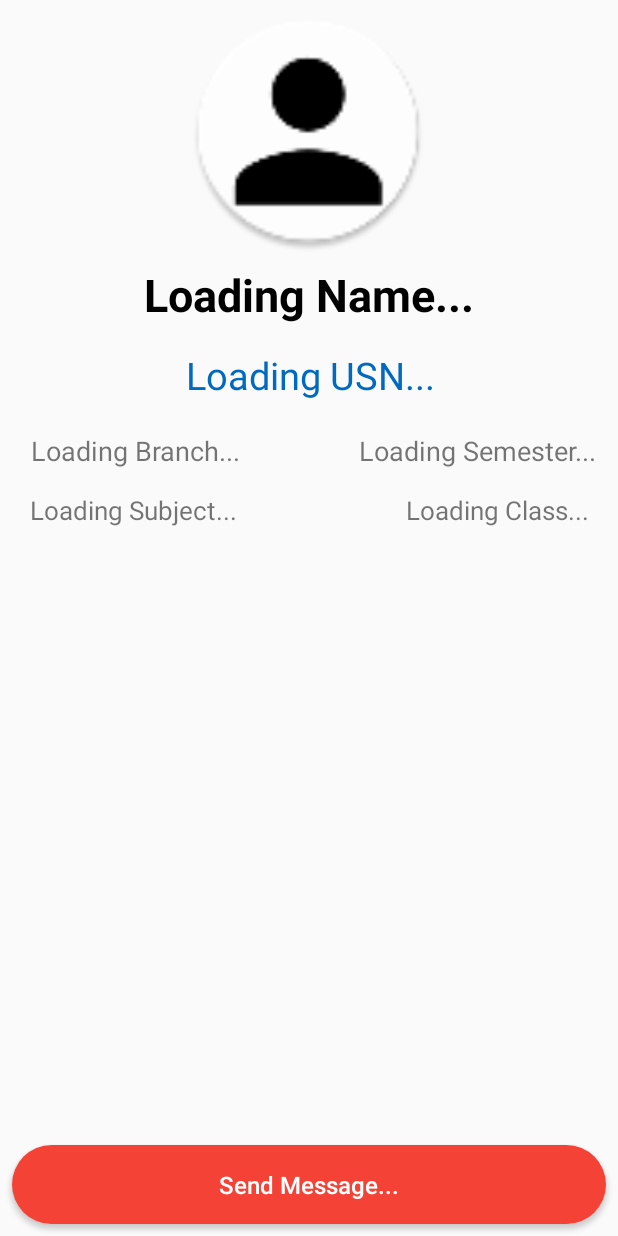
After one commit to pradyotprksh/NewAttendanceAppFaculty, an Android app: the StudentStatus screen opened directly, with no data from a screen before it, on a phone screen of 412 x 824 dp. The commit adds this screen. Run offline under Robolectric (Android 15) with nearby library versions, the phone set to English and light mode, and no system bars; our stand-ins replace CircleImageView, Firebase (no records; nobody signed in at launch, a user with empty details on screens opened directly).

Commit message:
Student Status Work Started

```diff
--- a/app/src/main/AndroidManifest.xml
+++ b/app/src/main/AndroidManifest.xml
@@ -54,6 +54,7 @@
         <activity
             android:name=".StudentAttendanceList"
             android:screenOrientation="portrait" />
+        <activity android:name=".StudentStatus"></activity>
     </application>
 
 </manifest>
--- /dev/null
+++ b/app/src/main/java/com/application/pradyotprakash/newattendanceappfaculty/StudentStatus.java
@@ -0,0 +1,82 @@
+package com.application.pradyotprakash.newattendanceappfaculty;
+
+import android.net.Uri;
+import android.support.annotation.NonNull;
+import android.support.v7.app.AppCompatActivity;
+import android.os.Bundle;
+import android.widget.Button;
+import android.widget.TextView;
+import android.widget.Toast;
+
+import com.bumptech.glide.Glide;
+import com.bumptech.glide.request.RequestOptions;
+import com.google.android.gms.tasks.OnCompleteListener;
+import com.google.android.gms.tasks.Task;
+import com.google.firebase.firestore.DocumentSnapshot;
+import com.google.firebase.firestore.FirebaseFirestore;
+
+import de.hdodenhof.circleimageview.CircleImageView;
+
+public class StudentStatus extends AppCompatActivity {
+
+    private String subject, studentid, name;
+    private CircleImageView studentImage;
+    private TextView studentName, studentUsn, studentBranch, studentSemester, studentClass, studentSubject;
+    private FirebaseFirestore studentInformationFirestore;
+    private Uri studentImageURI = null;
+    private Button sendMessage;
+
+    @Override
+    protected void onCreate(Bundle savedInstanceState) {
+        super.onCreate(savedInstanceState);
+        setContentView(R.layout.activity_student_status);
+        subject = getIntent().getStringExtra("subject");
+        studentid = getIntent().getStringExtra("studentid");
+        studentImage = findViewById(R.id.student_image);
+        studentName = findViewById(R.id.student_name);
+        studentUsn = findViewById(R.id.student_usn);
+        studentBranch = findViewById(R.id.student_branch);
+        studentSemester = findViewById(R.id.student_semester);
+        studentClass = findViewById(R.id.student_class);
+        sendMessage = findViewById(R.id.send_message);
+        studentSubject = findViewById(R.id.student_subject);
+        studentInformationFirestore = FirebaseFirestore.getInstance();
+        studentInformationFirestore
+                .collection("Student")
+                .document(studentid)
+                .get().addOnCompleteListener(new OnCompleteListener<DocumentSnapshot>() {
+            @Override
+            public void onComplete(@NonNull Task<DocumentSnapshot> task) {
+                if (task.isSuccessful()) {
+                    if (task.getResult().exists()) {
+                        name = task.getResult().getString("name");
+                        String usn = task.getResult().getString("usn");
+                        String branch = task.getResult().getString("branch");
+                        String className = task.getResult().getString("className");
+                        String semester = task.getResult().getString("semester");
+                        String image = task.getResult().getString("image");
+                        studentImageURI = Uri.parse(image);
+                        studentName.setText(name);
+                        studentUsn.setText(usn);
+                        studentBranch.setText(branch);
+                        studentSemester.setText(semester);
+                        studentClass.setText(className);
+                        studentSubject.setText(subject);
+                        RequestOptions placeHolderRequest = new RequestOptions();
+                        placeHolderRequest.placeholder(R.mipmap.default_profile_picture);
+                        try {
+                            Glide.with(StudentStatus.this).setDefaultRequestOptions(placeHolderRequest).load(image).into(studentImage);
+                        } catch (Exception e) {
+                            Toast.makeText(StudentStatus.this, "...", Toast.LENGTH_SHORT).show();
+                        }
+                    } else {
+                        Toast.makeText(StudentStatus.this, "Ask The Student To Fill In The Details.", Toast.LENGTH_SHORT).show();
+                    }
+                } else {
+                    String retrieving_error = task.getException().getMessage();
+                    Toast.makeText(StudentStatus.this, "Error: " + retrieving_error, Toast.LENGTH_SHORT).show();
+                }
+            }
+        });
+    }
+}
--- /dev/null
+++ b/app/src/main/res/drawable-xhdpi/button_layout_background.xml
@@ -0,0 +1,7 @@
+<?xml version="1.0" encoding="utf-8"?>
+<shape xmlns:android="http://schemas.android.com/apk/res/android">
+
+    <solid android:color="@color/colorAccent" />
+    <corners android:radius="30dp" />
+
+</shape>
--- /dev/null
+++ b/app/src/main/res/layout/activity_student_status.xml
@@ -0,0 +1,133 @@
+<?xml version="1.0" encoding="utf-8"?>
+<android.support.constraint.ConstraintLayout xmlns:android="http://schemas.android.com/apk/res/android"
+    xmlns:app="http://schemas.android.com/apk/res-auto"
+    xmlns:tools="http://schemas.android.com/tools"
+    android:layout_width="match_parent"
+    android:layout_height="match_parent"
+    tools:context="com.application.pradyotprakash.newattendanceappfaculty.StudentStatus">
+
+    <de.hdodenhof.circleimageview.CircleImageView
+        android:id="@+id/student_image"
+        android:layout_width="160dp"
+        android:layout_height="160dp"
+        android:layout_marginEnd="8dp"
+        android:layout_marginStart="8dp"
+        android:layout_marginTop="8dp"
+        android:src="@mipmap/default_profile_picture"
+        app:layout_constraintEnd_toEndOf="parent"
+        app:layout_constraintStart_toStartOf="parent"
+        app:layout_constraintTop_toTopOf="parent" />
+
+    <TextView
+        android:id="@+id/student_name"
+        android:layout_width="wrap_content"
+        android:layout_height="wrap_content"
+        android:layout_marginEnd="8dp"
+        android:layout_marginStart="8dp"
+        android:layout_marginTop="8dp"
+        android:text="@string/loading_name"
+        android:textColor="@android:color/black"
+        android:textSize="30sp"
+        android:textStyle="bold"
+        app:layout_constraintEnd_toEndOf="parent"
+        app:layout_constraintStart_toStartOf="parent"
+        app:layout_constraintTop_toBottomOf="@+id/student_image" />
+
+    <TextView
+        android:id="@+id/student_usn"
+        android:layout_width="wrap_content"
+        android:layout_height="wrap_content"
+        android:layout_marginEnd="8dp"
+        android:layout_marginStart="8dp"
+        android:layout_marginTop="16dp"
+        android:text="@string/loading_usn"
+        android:textColor="@color/colorPrimaryDark"
+        android:textSize="25sp"
+        android:textStyle="normal"
+        app:layout_constraintEnd_toEndOf="parent"
+        app:layout_constraintHorizontal_bias="0.503"
+        app:layout_constraintStart_toStartOf="parent"
+        app:layout_constraintTop_toBottomOf="@+id/student_name" />
+
+    <TextView
+        android:id="@+id/student_branch"
+        android:layout_width="wrap_content"
+        android:layout_height="wrap_content"
+        android:layout_marginEnd="8dp"
+        android:layout_marginStart="2dp"
+        android:layout_marginTop="288dp"
+        android:text="@string/loading_branch"
+        android:textSize="18sp"
+        app:layout_constraintEnd_toEndOf="parent"
+        app:layout_constraintHorizontal_bias="0.072"
+        app:layout_constraintStart_toStartOf="parent"
+        app:layout_constraintTop_toTopOf="parent" />
+
+    <TextView
+        android:id="@+id/student_class"
+        android:layout_width="wrap_content"
+        android:layout_height="wrap_content"
+        android:layout_marginEnd="2dp"
+        android:layout_marginStart="8dp"
+        android:layout_marginTop="328dp"
+        android:text="@string/loading_class"
+        android:textSize="17sp"
+        app:layout_constraintEnd_toEndOf="parent"
+        app:layout_constraintHorizontal_bias="0.852"
+        app:layout_constraintStart_toEndOf="@+id/student_branch"
+        app:layout_constraintTop_toTopOf="parent" />
+
+    <TextView
+        android:id="@+id/student_subject"
+        android:layout_width="wrap_content"
+        android:layout_height="wrap_content"
+        android:layout_marginEnd="256dp"
+        android:layout_marginStart="20dp"
+        android:layout_marginTop="328dp"
+        android:text="Loading Subject..."
+        android:textSize="17sp"
+        app:layout_constraintEnd_toEndOf="parent"
+        app:layout_constraintHorizontal_bias="0.0"
+        app:layout_constraintStart_toStartOf="parent"
+        app:layout_constraintTop_toTopOf="parent" />
+
+    <TextView
+        android:id="@+id/student_semester"
+        android:layout_width="wrap_content"
+        android:layout_height="wrap_content"
+        android:layout_marginEnd="2dp"
+        android:layout_marginStart="8dp"
+        android:layout_marginTop="288dp"
+        android:text="@string/loading_semester"
+        android:textSize="18sp"
+        app:layout_constraintEnd_toEndOf="parent"
+        app:layout_constraintHorizontal_bias="0.852"
+        app:layout_constraintStart_toEndOf="@+id/student_branch"
+        app:layout_constraintTop_toTopOf="parent" />
+
+    <Button
+        android:id="@+id/send_message"
+        android:layout_width="0dp"
+        android:layout_height="wrap_content"
+        android:layout_marginBottom="8dp"
+        android:layout_marginEnd="8dp"
+        android:layout_marginStart="8dp"
+        android:background="@drawable/button_layout_background"
+        android:padding="15dp"
+        android:text="@string/send_message_each_student"
+        android:textAllCaps="false"
+        android:textColor="@android:color/white"
+        android:textSize="16sp"
+        app:layout_constraintBottom_toBottomOf="parent"
+        app:layout_constraintEnd_toEndOf="parent"
+        app:layout_constraintStart_toStartOf="parent" />
+
+    <android.support.v7.widget.RecyclerView
+        android:layout_width="0dp"
+        android:layout_height="232dp"
+        android:layout_marginBottom="64dp"
+        app:layout_constraintBottom_toBottomOf="parent"
+        app:layout_constraintEnd_toEndOf="parent"
+        app:layout_constraintStart_toStartOf="parent" />
+
+</android.support.constraint.ConstraintLayout>
--- a/app/src/main/res/values/strings.xml
+++ b/app/src/main/res/values/strings.xml
@@ -31,4 +31,9 @@
     <string name="hello_blank_fragment">Hello blank fragment</string>
     <string name="select_semester">Select Semester</string>
     <string name="loading_usn">Loading USN...</string>
+    <string name="loading_name">Loading Name...</string>
+    <string name="loading_branch">Loading Branch...</string>
+    <string name="loading_class">Loading Class...</string>
+    <string name="loading_semester">Loading Semester...</string>
+    <string name="send_message_each_student">Send Message...</string>
 </resources>
```
Also changed, not shown: app/src/main/java/com/application/pradyotprakash/newattendanceappfaculty/StatusId.java (added, +8 -0 lines), app/src/main/java/com/application/pradyotprakash/newattendanceappfaculty/StudentRecyclerAdapter.java (+11 -28 lines), app/src/main/java/com/application/pradyotprakash/newattendanceappfaculty/StudentsStatus.java (added, +8 -0 lines), app/src/main/java/com/application/pradyotprakash/newattendanceappfaculty/StudentsStatusRecyclerAdapter.java (added, +8 -0 lines), app/src/main/res/layout/student_attendance_status_list.xml (added, +53 -0 lines).
